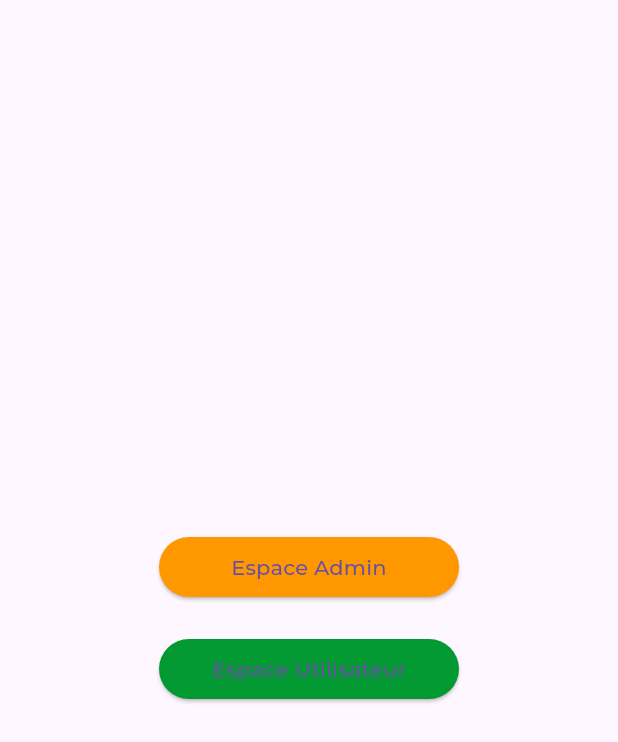
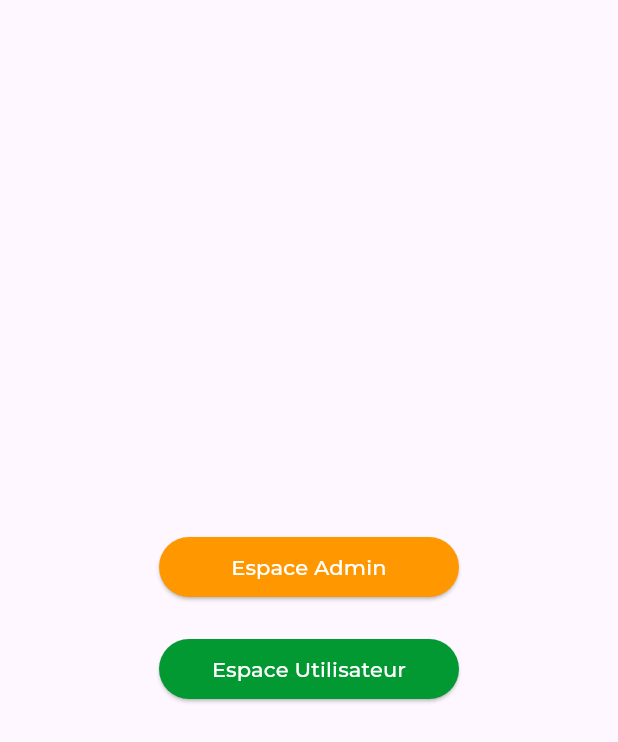
Before and after one commit to MouhaddabIlyas/3ilm-Nafi3, a Flutter app: the AdminPage screen opened by its route, on a phone screen of 412 x 824 dp. Shown: the top 742 px of the screen. Run offline on Flutter 3.47's test engine with Material 3 defaults, Android fonts, the phone set to English and light mode, and no system bars; our stand-ins replace google_fonts, image_picker, shared_preferences, video_player; accounts and stored records are empty.

Commit message:
3ilm Nafi3 New Update

```diff
--- a/lib/screens/admin_page.dart
+++ b/lib/screens/admin_page.dart
@@ -29,6 +29,7 @@ class _AdminPageState extends State<AdminPage> {
                 },
                 style: ElevatedButton.styleFrom(
                   backgroundColor: Colors.orange,
+                  foregroundColor: Colors.white,
                 ),
                 child: Text(
                   "Espace Admin",
@@ -79,6 +80,7 @@ class _AdminPageState extends State<AdminPage> {
                 },
                 style: ElevatedButton.styleFrom(
                   backgroundColor: green,
+                  foregroundColor: Colors.white,
                 ),
                 child: Text(
                   "Espace Utilisateur",
--- a/lib/screens/upload_page.dart
+++ b/lib/screens/upload_page.dart
@@ -398,8 +398,8 @@ class _UploadPageState extends State<UploadPage> {
                           }
 
                           print('Thumbnail Path: ${_thumbnail!.path}');
-                          Navigator.of(context).pushNamed('/home');
-                  //Navigator.pushReplacementNamed(context, '/home');
+                          //Navigator.of(context).pushNamed('/home');
+                  Navigator.pushReplacementNamed(context, '/home');
                   // Dialog TEST
                   setState(() {
                     _isDialogOpen = true;
```
Also changed, not shown: lib/screens/admin_video_page.dart (+15 -3 lines).
